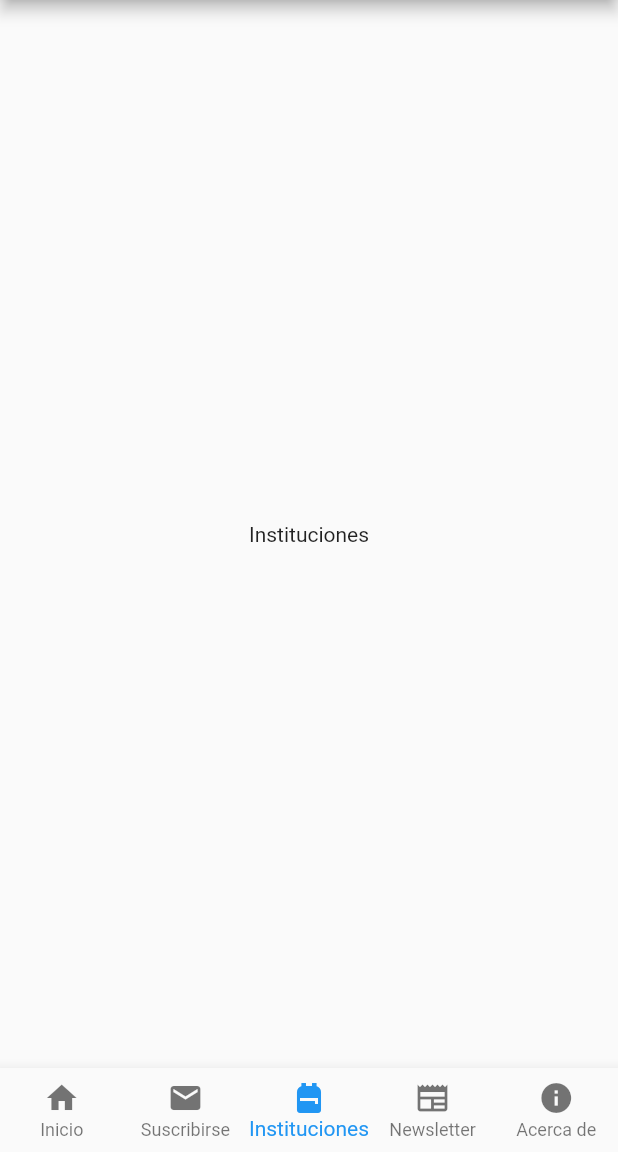
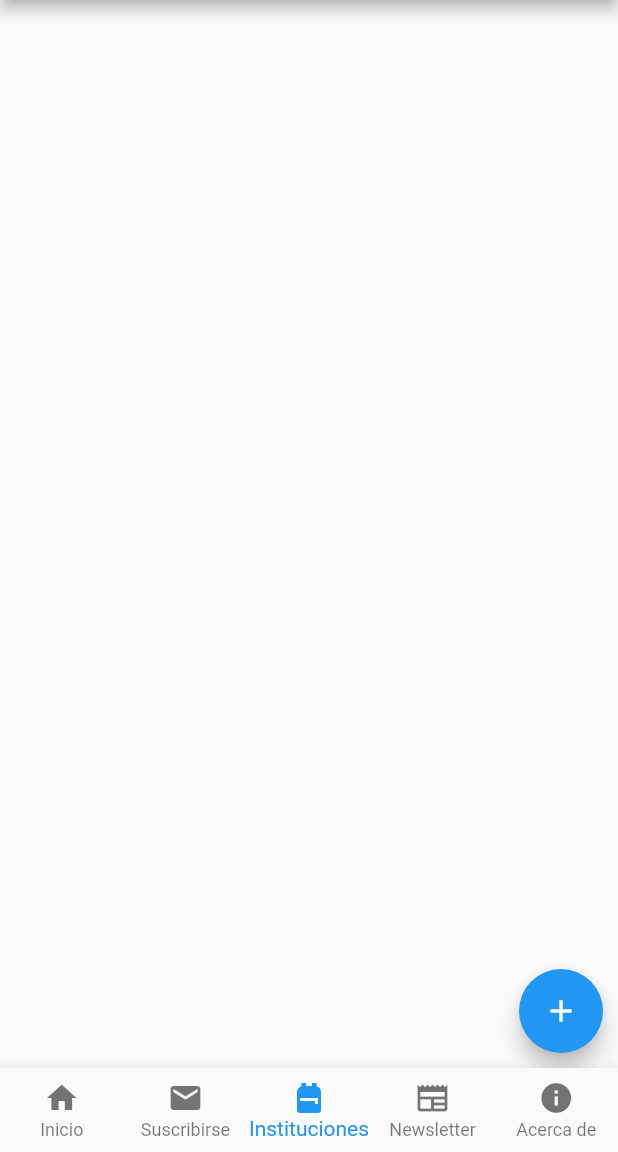
Before and after one commit to Pimpollo30/eduqro, a Flutter app: the screen it shows after launch, swiped to page 3, on a phone screen of 412 x 824 dp, the part 84-1236 px from its top. Run offline on Flutter 3.47's test engine with Material 2 defaults, Android fonts, the phone set to English and light mode, and no system bars.

Commit message:
InstitucionesPage added

```diff
--- a/lib/pages/instituciones_page.dart
+++ b/lib/pages/instituciones_page.dart
@@ -6,7 +6,17 @@ class InstitucionesPage extends StatelessWidget {
   @override
   Widget build(BuildContext context) {
     return Container(
-      child: Center(child: Text("Instituciones")),
+      child: Stack(
+        children: [
+          Positioned(
+            right:10,
+            bottom: 10,
+            child: FloatingActionButton(heroTag:"agregarInst",child:Icon(Icons.add),onPressed: () {
+              Navigator.pushNamed(context, "agregarInst");
+            },),
+          ),
+        ],
+      ),
     );
   }
 }
```
